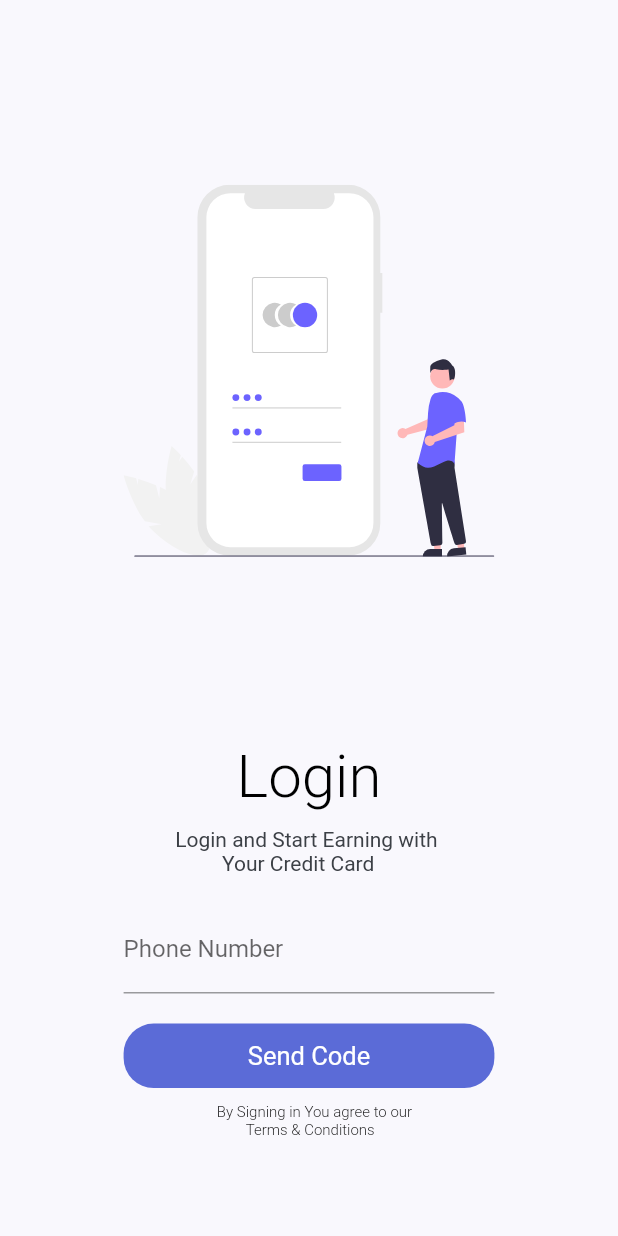
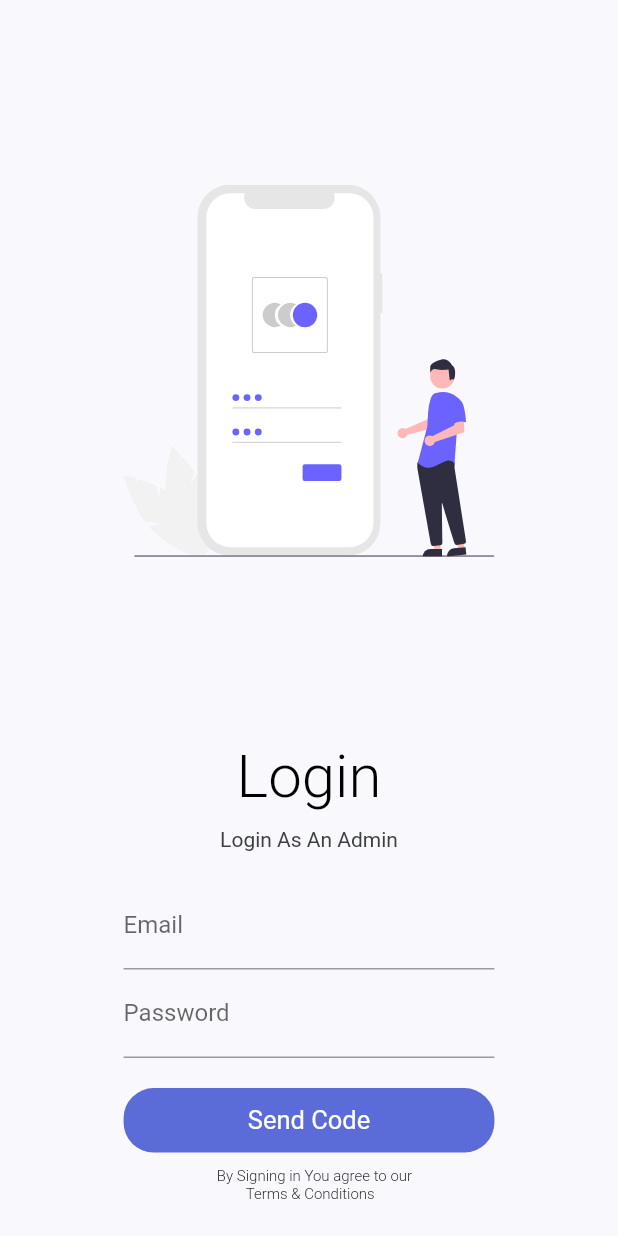
Before and after one commit to author-sanjay/yerper_admin, a Flutter app: the LoginScreen screen opened directly, on a phone screen of 412 x 824 dp. Run offline on Flutter 3.47's test engine with Material 2 defaults, Android fonts, the light colour scheme and no system bars; our stand-ins replace flutter_svg, pinput.

Commit message:
minor change

```diff
--- a/lib/Screens/LoginScreen/Components/LoginFields.dart
+++ b/lib/Screens/LoginScreen/Components/LoginFields.dart
@@ -4,9 +4,7 @@ import 'package:flutter/material.dart';
 import 'package:flutter/services.dart';
 import 'package:yerper_admin/Screens/OtpScreen/OtpScreen.dart';
 
-
 import '../../../constants.dart';
-
 
 class TextFields extends StatelessWidget {
   const TextFields({
@@ -36,26 +34,27 @@ class TextFields extends StatelessWidget {
           ),
           Padding(
             padding: const EdgeInsets.only(top: 10, bottom: 20),
-            child: Center(
-                child: Text(
-                    "Login and Start Earning with \n         Your Credit Card")),
+            child: Center(child: Text("Login As An Admin")),
           ),
           TextField(
             onChanged: (value) {
               print(value);
             },
-            decoration: new InputDecoration(labelText: "Phone Number"),
-            keyboardType: TextInputType.number,
-            inputFormatters: <TextInputFormatter>[
-              FilteringTextInputFormatter.digitsOnly,
-            ],
+            decoration: new InputDecoration(labelText: "Email"),
+
+          ),
+          TextField(
+            onChanged: (value) {
+              print(value);
+            },
+            decoration: new InputDecoration(labelText: "Password"),
+
           ), // Only numbers can be entered
 
           Padding(
             padding: const EdgeInsets.only(top: 20),
             child: GestureDetector(
               onTap: (() {
-
                 Navigator.push(
                   context,
                   MaterialPageRoute(
@@ -81,8 +80,7 @@ class TextFields extends StatelessWidget {
             padding: const EdgeInsets.only(top: 10),
             child: Center(
               child: GestureDetector(
-                onTap: (() {
-                }),
+                onTap: (() {}),
                 child: RichText(
                   text: TextSpan(
                     children: [
--- a/lib/main.dart
+++ b/lib/main.dart
@@ -22,6 +22,6 @@ class MyApp extends StatelessWidget {
           visualDensity: VisualDensity.adaptivePlatformDensity,
         ),
         // ignore: prefer_const_constructors
-        home: HomeScreen());
+        home: LoginScreen());
   }
 }
```
